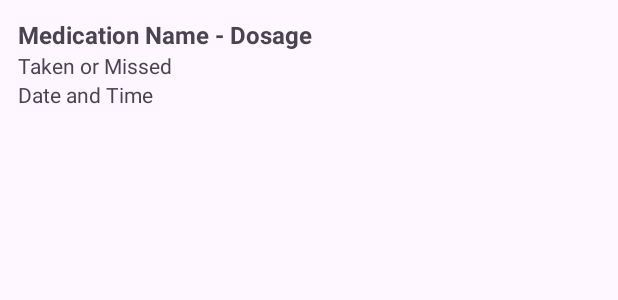
After one commit to S00201014-ATU/MediTrack, an Android app: the layout item_history.xml on its own in the app's theme, with its tools: preview values and no code run, on a phone screen of 412 x 824 dp. The commit adds this screen. Shown: the top 300 px of the screen. Run offline under Robolectric (Android 15) with nearby library versions, the phone set to English and light mode, and no system bars.

Commit message:
Add HistoryActivity with RecyclerView to view logged Taken/Missed medication events

```diff
--- /dev/null
+++ b/app/src/main/res/layout/item_history.xml
@@ -0,0 +1,27 @@
+<?xml version="1.0" encoding="utf-8"?>
+<LinearLayout xmlns:android="http://schemas.android.com/apk/res/android"
+    android:layout_width="match_parent"
+    android:layout_height="wrap_content"
+    android:orientation="vertical"
+    android:padding="12dp">
+
+    <TextView
+        android:id="@+id/txtMedName"
+        android:layout_width="wrap_content"
+        android:layout_height="wrap_content"
+        android:text="Medication Name - Dosage"
+        android:textStyle="bold"
+        android:textSize="16sp" />
+
+    <TextView
+        android:id="@+id/txtStatus"
+        android:layout_width="wrap_content"
+        android:layout_height="wrap_content"
+        android:text="Taken or Missed" />
+
+    <TextView
+        android:id="@+id/txtDate"
+        android:layout_width="wrap_content"
+        android:layout_height="wrap_content"
+        android:text="Date and Time" />
+</LinearLayout>
```
Also changed, not shown: app/src/main/java/com/example/meditrack/HistoryActivity.java (added, +32 -0 lines), app/src/main/java/com/example/meditrack/HistoryAdapter.java (added, +57 -0 lines), app/src/main/java/com/example/meditrack/MainActivity.java (+7 -1 lines), app/src/main/res/layout/activity_history.xml (added, +20 -0 lines), app/src/main/res/layout/activity_main.xml (+9 -1 lines).
